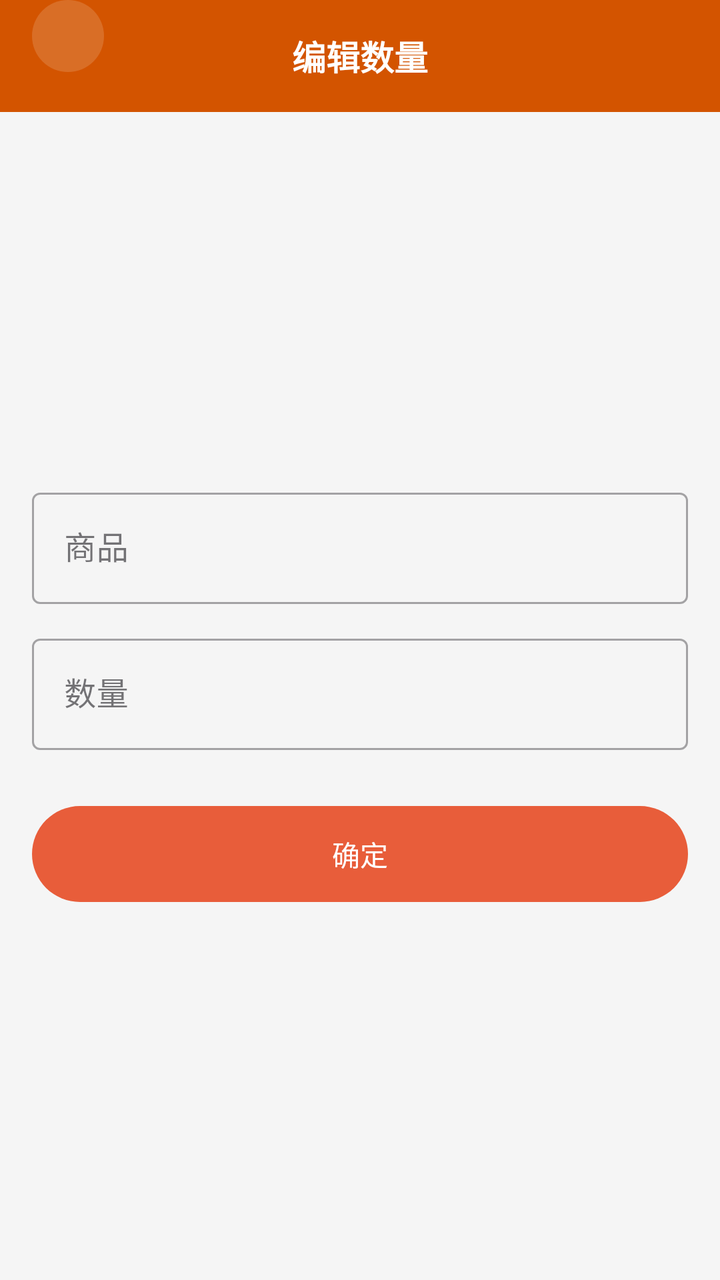
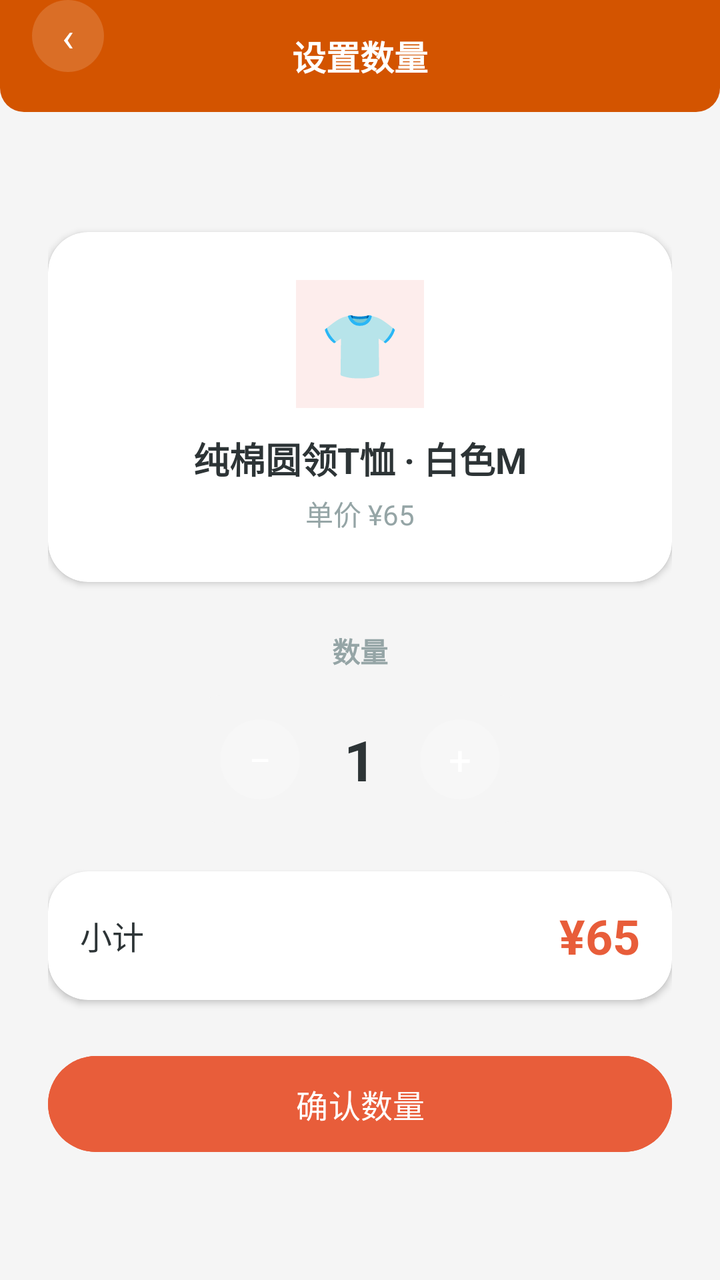

Compare the two renders of this Android layout. The source of the first and the diff that turns it into the second are given below.
<!-- AndroidManifest.xml: application theme Theme.ClothingSI -->
<!-- res/layout/activity_new_order_edit_qty.xml -->
<?xml version="1.0" encoding="utf-8"?>
<LinearLayout xmlns:android="http://schemas.android.com/apk/res/android"
    xmlns:app="http://schemas.android.com/apk/res-auto"
    android:layout_width="match_parent" android:layout_height="match_parent"
    android:orientation="vertical" android:background="#F5F5F5">
    <RelativeLayout android:layout_width="match_parent" android:layout_height="56dp"
        android:background="#D35400" android:paddingHorizontal="16dp">
        <TextView android:id="@+id/btn_back" android:layout_width="36dp" android:layout_height="36dp"
            android:text="‹" android:textSize="20dp" android:textColor="#FFFFFF"
            android:gravity="center" android:background="@drawable/circle_bg" android:alpha="0.15" />
        <TextView android:layout_width="wrap_content" android:layout_height="wrap_content"
            android:text="编辑数量" android:textSize="17dp" android:textStyle="bold"
            android:textColor="#FFFFFF" android:layout_centerInParent="true" />
    </RelativeLayout>
    <LinearLayout android:layout_width="match_parent" android:layout_height="match_parent"
        android:orientation="vertical" android:padding="16dp" android:gravity="center">
        <com.google.android.material.textfield.TextInputLayout style="@style/Widget.MaterialComponents.TextInputLayout.OutlinedBox"
            android:layout_width="match_parent" android:layout_height="wrap_content" android:hint="商品">
            <com.google.android.material.textfield.TextInputEditText android:id="@+id/et_item_product"
                android:layout_width="match_parent" android:layout_height="wrap_content" android:enabled="false" />
        </com.google.android.material.textfield.TextInputLayout>
        <com.google.android.material.textfield.TextInputLayout style="@style/Widget.MaterialComponents.TextInputLayout.OutlinedBox"
            android:layout_width="match_parent" android:layout_height="wrap_content" android:layout_marginTop="12dp" android:hint="数量">
            <com.google.android.material.textfield.TextInputEditText android:id="@+id/et_item_qty"
                android:layout_width="match_parent" android:layout_height="wrap_content" android:inputType="number" />
        </com.google.android.material.textfield.TextInputLayout>
        <com.google.android.material.button.MaterialButton android:id="@+id/btn_confirm_qty"
            android:layout_width="match_parent" android:layout_height="56dp" android:text="确定"
            app:cornerRadius="28dp" android:layout_marginTop="24dp" />
    </LinearLayout>
</LinearLayout>
<!-- resources referenced by this layout -->
<resources>
  <!-- drawable circle_bg (drawable) -->
  <?xml version="1.0" encoding="utf-8"?>
  <shape xmlns:android="http://schemas.android.com/apk/res/android" android:shape="oval">
      <solid android:color="#FFFFFF" />
  </shape>
  <style name="Theme.ClothingSI" parent="Theme.Material3.Light.NoActionBar">
          <item name="colorPrimary">@color/primary</item>
          <item name="colorPrimaryDark">@color/primary_dark</item>
          <item name="colorAccent">@color/accent</item>
          <item name="android:statusBarColor">@color/primary_dark</item>
          <item name="android:navigationBarColor">@color/white</item>
      </style>
  <color name="primary">#E85D3A</color>
  <color name="primary_dark">#D35400</color>
  <color name="accent">#F4A460</color>
  <color name="white">#FFFFFF</color>
</resources>

<!-- the commit's change to res/layout/activity_new_order_edit_qty.xml (unified diff, before → after) -->
@@ -1,31 +1,87 @@
 <?xml version="1.0" encoding="utf-8"?>
-<LinearLayout xmlns:android="http://schemas.android.com/apk/res/android"
+<FrameLayout xmlns:android="http://schemas.android.com/apk/res/android"
     xmlns:app="http://schemas.android.com/apk/res-auto"
     android:layout_width="match_parent" android:layout_height="match_parent"
-    android:orientation="vertical" android:background="#F5F5F5">
-    <RelativeLayout android:layout_width="match_parent" android:layout_height="56dp"
-        android:background="#D35400" android:paddingHorizontal="16dp">
-        <TextView android:id="@+id/btn_back" android:layout_width="36dp" android:layout_height="36dp"
-            android:text="‹" android:textSize="20dp" android:textColor="#FFFFFF"
-            android:gravity="center" android:background="@drawable/circle_bg" android:alpha="0.15" />
-        <TextView android:layout_width="wrap_content" android:layout_height="wrap_content"
-            android:text="编辑数量" android:textSize="17dp" android:textStyle="bold"
-            android:textColor="#FFFFFF" android:layout_centerInParent="true" />
-    </RelativeLayout>
+    android:background="#F5F5F5">
+
     <LinearLayout android:layout_width="match_parent" android:layout_height="match_parent"
-        android:orientation="vertical" android:padding="16dp" android:gravity="center">
-        <com.google.android.material.textfield.TextInputLayout style="@style/Widget.MaterialComponents.TextInputLayout.OutlinedBox"
-            android:layout_width="match_parent" android:layout_height="wrap_content" android:hint="商品">
-            <com.google.android.material.textfield.TextInputEditText android:id="@+id/et_item_product"
-                android:layout_width="match_parent" android:layout_height="wrap_content" android:enabled="false" />
-        </com.google.android.material.textfield.TextInputLayout>
-        <com.google.android.material.textfield.TextInputLayout style="@style/Widget.MaterialComponents.TextInputLayout.OutlinedBox"
-            android:layout_width="match_parent" android:layout_height="wrap_content" android:layout_marginTop="12dp" android:hint="数量">
-            <com.google.android.material.textfield.TextInputEditText android:id="@+id/et_item_qty"
-                android:layout_width="match_parent" android:layout_height="wrap_content" android:inputType="number" />
-        </com.google.android.material.textfield.TextInputLayout>
-        <com.google.android.material.button.MaterialButton android:id="@+id/btn_confirm_qty"
-            android:layout_width="match_parent" android:layout_height="56dp" android:text="确定"
-            app:cornerRadius="28dp" android:layout_marginTop="24dp" />
+        android:orientation="vertical">
+        <RelativeLayout android:layout_width="match_parent" android:layout_height="56dp"
+            android:background="@drawable/header_bar_bg" android:paddingHorizontal="16dp">
+            <TextView android:id="@+id/btn_back" android:layout_width="36dp" android:layout_height="36dp"
+                android:text="‹" android:textSize="20dp" android:textColor="#FFFFFF"
+                android:gravity="center" android:background="@drawable/circle_bg" />
+            <TextView android:layout_width="wrap_content" android:layout_height="wrap_content"
+                android:text="设置数量" android:textSize="17dp" android:textStyle="bold"
+                android:textColor="#FFFFFF" android:layout_centerInParent="true" />
+        </RelativeLayout>
+
+        <LinearLayout android:layout_width="match_parent" android:layout_height="match_parent"
+            android:orientation="vertical" android:gravity="center"
+            android:padding="24dp">
+
+            
+            <androidx.cardview.widget.CardView android:layout_width="match_parent"
+                android:layout_height="wrap_content" app:cardCornerRadius="20dp" app:cardElevation="2dp"
+                android:layout_marginBottom="24dp">
+                <LinearLayout android:layout_width="match_parent" android:layout_height="wrap_content"
+                    android:orientation="vertical" android:gravity="center"
+                    android:padding="24dp">
+                    <TextView android:layout_width="64dp" android:layout_height="64dp"
+                        android:gravity="center" android:text="👕" android:textSize="32dp"
+                        android:background="#FDEDEC" />
+                    <TextView android:id="@+id/tv_product_name" android:layout_width="wrap_content"
+                        android:layout_height="wrap_content" android:text="纯棉圆领T恤 · 白色M"
+                        android:textSize="18dp" android:textStyle="bold" android:textColor="#2D3436"
+                        android:layout_marginTop="12dp" />
+                    <TextView android:layout_width="wrap_content" android:layout_height="wrap_content"
+                        android:text="单价 ¥65" android:textSize="14dp" android:textColor="#95A5A6"
+                        android:layout_marginTop="4dp" />
+                </LinearLayout>
+            </androidx.cardview.widget.CardView>
+
+            
+            <TextView android:layout_width="wrap_content" android:layout_height="wrap_content"
+                android:text="数量" android:textSize="14dp" android:textStyle="bold"
+                android:textColor="#95A5A6" android:layout_marginBottom="12dp" />
+            <LinearLayout android:layout_width="wrap_content" android:layout_height="wrap_content"
+                android:orientation="horizontal" android:gravity="center"
+                android:background="@drawable/stepper_bg" android:padding="12dp" android:paddingHorizontal="20dp">
+                <TextView android:id="@+id/btn_qty_minus" android:layout_width="40dp" android:layout_height="40dp"
+                    android:text="−" android:textSize="20dp" android:textColor="#FFFFFF"
+                    android:gravity="center" android:background="@drawable/circle_bg"
+                    android:clickable="true" android:focusable="true" />
+                <TextView android:id="@+id/tv_qty" android:layout_width="60dp" android:layout_height="wrap_content"
+                    android:text="1" android:textSize="28dp" android:textStyle="bold"
+                    android:gravity="center" android:textColor="#2D3436" />
+                <TextView android:id="@+id/btn_qty_plus" android:layout_width="40dp" android:layout_height="40dp"
+                    android:text="+" android:textSize="20dp" android:textColor="#FFFFFF"
+                    android:gravity="center" android:background="@drawable/circle_bg"
+                    android:clickable="true" android:focusable="true" />
+            </LinearLayout>
+
+            
+            <androidx.cardview.widget.CardView android:layout_width="match_parent"
+                android:layout_height="wrap_content" app:cardCornerRadius="20dp" app:cardElevation="2dp"
+                android:layout_marginTop="24dp">
+                <LinearLayout android:layout_width="match_parent" android:layout_height="wrap_content"
+                    android:orientation="horizontal" android:gravity="center_vertical"
+                    android:padding="16dp">
+                    <TextView android:layout_width="0dp" android:layout_height="wrap_content"
+                        android:layout_weight="1" android:text="小计" android:textSize="16dp"
+                        android:textColor="#2D3436" />
+                    <TextView android:id="@+id/tv_subtotal" android:layout_width="wrap_content"
+                        android:layout_height="wrap_content" android:text="¥65" android:textSize="24dp"
+                        android:textStyle="bold" android:textColor="#E85D3A" />
+                </LinearLayout>
+            </androidx.cardview.widget.CardView>
+
+            <com.google.android.material.button.MaterialButton android:id="@+id/btn_confirm_qty"
+                android:layout_width="match_parent" android:layout_height="56dp"
+                android:text="确认数量" android:textSize="16dp" app:cornerRadius="28dp"
+                android:backgroundTint="#E85D3A" android:layout_marginTop="24dp" />
+
+        </LinearLayout>
     </LinearLayout>
-</LinearLayout>
+
+</FrameLayout>
<!-- resource entries referenced after the edit -->
@@ -3,7 +3,19 @@
   <!-- drawable circle_bg (drawable) -->
   <?xml version="1.0" encoding="utf-8"?>
   <shape xmlns:android="http://schemas.android.com/apk/res/android" android:shape="oval">
-      <solid android:color="#FFFFFF" />
+      <solid android:color="#26FFFFFF" />
+  </shape>
+  <!-- drawable header_bar_bg (drawable) -->
+  <?xml version="1.0" encoding="utf-8"?>
+  <shape xmlns:android="http://schemas.android.com/apk/res/android" android:shape="rectangle">
+      <solid android:color="#D35400" />
+      <corners android:bottomLeftRadius="12dp" android:bottomRightRadius="12dp" />
+  </shape>
+  <!-- drawable stepper_bg (drawable) -->
+  <?xml version="1.0" encoding="utf-8"?>
+  <shape xmlns:android="http://schemas.android.com/apk/res/android" android:shape="rectangle">
+      <corners android:radius="12dp" />
+      <solid android:color="#F5F5F5" />
   </shape>
   <style name="Theme.ClothingSI" parent="Theme.Material3.Light.NoActionBar">
           <item name="colorPrimary">@color/primary</item>
